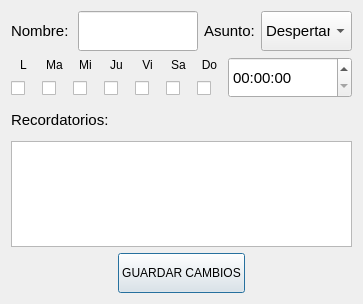
Before: the Qt Designer form GUI/CUERPO/DISENO/itemAlarmaEdit_dise.ui in ronihdzz/IoT_domotica, drawn with Qt 5.
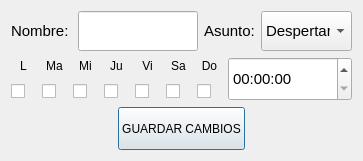
After: the same form once the commit is applied.

Commit message: Una vez lograda una mejor organizacion de la comunicacion entre la 'rasberry' el 'esp-32' y el 'arduino nano', prosegui a organizar de mejor manera la inerfaz grafica para ir agregando la seccion de alarmas, por ultimo prosegui agregar una seccion mas en la GUI, la cual permite al usaruio tener control absoluto del 'foco' y el 'ventilaor' ignorando la automatizacion, es decir agrege una seccion a mi GUI que permite elegir al usuario como quiere que se comporte la aplicacion, si de forma manual o automatica.

```diff
--- a/GUI/CUERPO/DISENO/itemAlarmaEdit_dise.ui
+++ b/GUI/CUERPO/DISENO/itemAlarmaEdit_dise.ui
@@ -10,7 +10,7 @@
     <x>0</x>
     <y>0</y>
     <width>363</width>
-    <height>304</height>
+    <height>161</height>
    </rect>
   </property>
   <property name="mouseTracking">
@@ -612,40 +612,6 @@
      </item>
     </layout>
    </item>
-   <item>
-    <widget class="QLabel" name="bel_secNombre_2">
-     <property name="minimumSize">
-      <size>
-       <width>61</width>
-       <height>31</height>
-      </size>
-     </property>
-     <property name="maximumSize">
-      <size>
-       <width>16777215</width>
-       <height>35</height>
-      </size>
-     </property>
-     <property name="font">
-      <font>
-       <pointsize>11</pointsize>
-      </font>
-     </property>
-     <property name="text">
-      <string>Recordatorios:</string>
-     </property>
-    </widget>
-   </item>
-   <item>
-    <widget class="QTextEdit" name="textEdit">
-     <property name="minimumSize">
-      <size>
-       <width>320</width>
-       <height>100</height>
-      </size>
-     </property>
-    </widget>
-   </item>
    <item>
     <layout class="QHBoxLayout" name="horizontalLayout_2">
      <item>
```
The commit also changes 36 other files.
